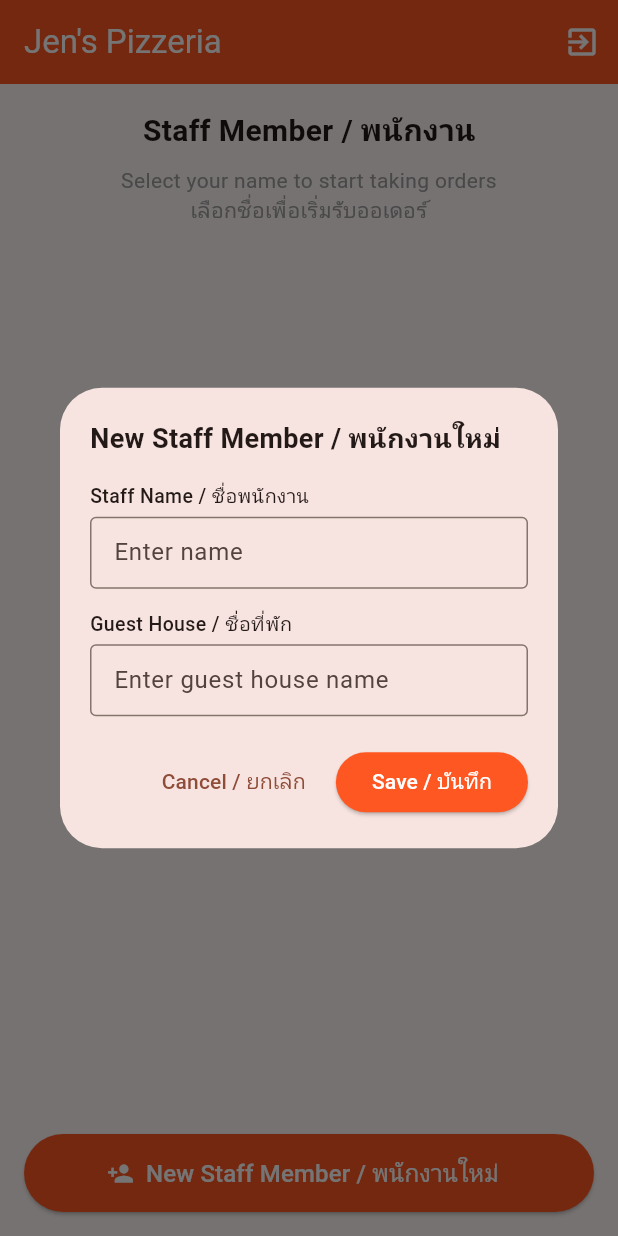
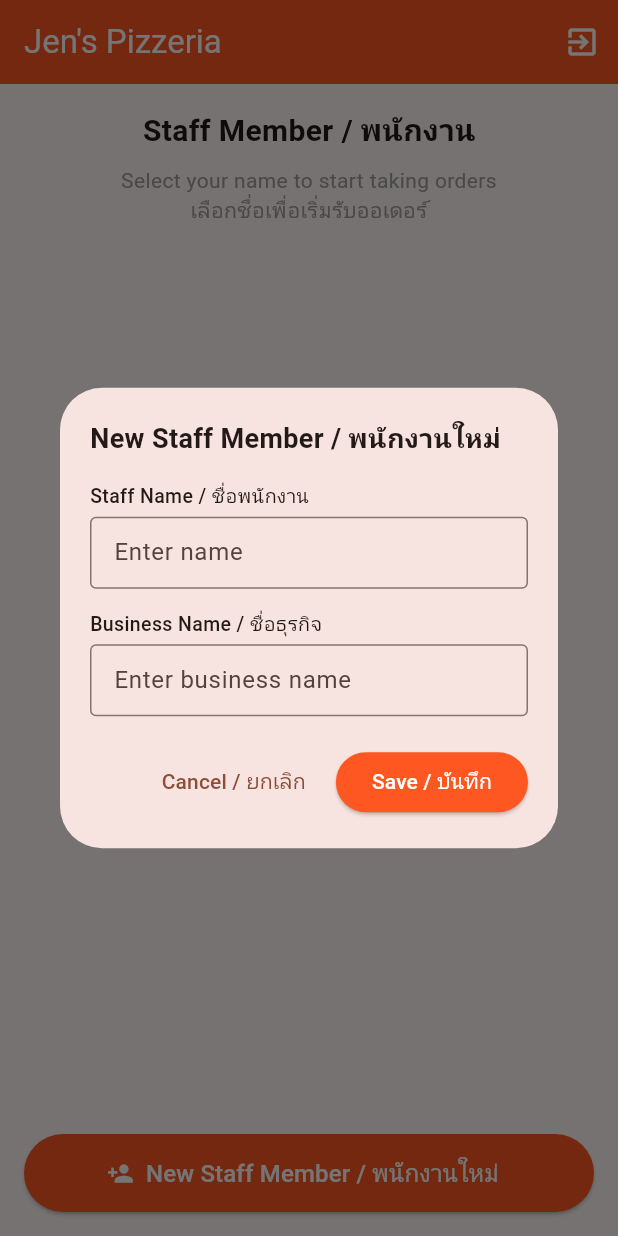
Before and after one commit to anirudhatalmale6-alt/pizza-order-app, a Flutter app: the screen it shows after launch, after a tap on "New Staff Member / พนักงานใหม่", on a phone screen of 412 x 824 dp. Run offline on Flutter 3.47's test engine with Material 3 defaults, Android fonts, the phone set to English and light mode, and no system bars; our stand-ins replace csv, hive, hive_flutter, image_picker, qr_flutter, share_plus and 1 more; accounts and stored records are empty; network calls fail.

Commit message:
v3.2.8: Rename Guest House to Business Name
Co-Authored-By: Claude Opus 4.6 <noreply@anthropic.com>

```diff
--- a/lib/screens/order_summary_screen.dart
+++ b/lib/screens/order_summary_screen.dart
@@ -73,7 +73,7 @@ class _OrderSummaryScreenState extends State<OrderSummaryScreen> {
     }
     sb.writeln('Staff / พนักงาน: ${profile.customerName}');
     if (profile.businessName.isNotEmpty) {
-      sb.writeln('Guest House / ที่พัก: ${profile.businessName}');
+      sb.writeln('Business / ธุรกิจ: ${profile.businessName}');
     }
     final typeText = _orderType == 'pickup'
         ? 'Pickup / รับเอง'
@@ -134,7 +134,7 @@ class _OrderSummaryScreenState extends State<OrderSummaryScreen> {
     }
     sb.writeln('Staff / พนักงาน: ${profile.customerName}');
     if (profile.businessName.isNotEmpty) {
-      sb.writeln('Guest House / ที่พัก: ${profile.businessName}');
+      sb.writeln('Business / ธุรกิจ: ${profile.businessName}');
     }
     sb.writeln();
 
--- a/lib/screens/profile_screen.dart
+++ b/lib/screens/profile_screen.dart
@@ -44,13 +44,13 @@ class ProfileScreen extends StatelessWidget {
                   ),
                 ),
                 const SizedBox(height: 14),
-                const Text('Guest House / ชื่อที่พัก',
+                const Text('Business Name / ชื่อธุรกิจ',
                     style: TextStyle(fontSize: 13, fontWeight: FontWeight.w500)),
                 const SizedBox(height: 4),
                 TextField(
                   controller: businessCtrl,
                   decoration: const InputDecoration(
-                    hintText: 'Enter guest house name',
+                    hintText: 'Enter business name',
                     border: OutlineInputBorder(),
                     isDense: true,
                   ),
@@ -120,13 +120,13 @@ class ProfileScreen extends StatelessWidget {
                   ),
                 ),
                 const SizedBox(height: 14),
-                const Text('Guest House / ชื่อที่พัก',
+                const Text('Business Name / ชื่อธุรกิจ',
                     style: TextStyle(fontSize: 13, fontWeight: FontWeight.w500)),
                 const SizedBox(height: 4),
                 TextField(
                   controller: businessCtrl,
                   decoration: const InputDecoration(
-                    hintText: 'Enter guest house name',
+                    hintText: 'Enter business name',
                     border: OutlineInputBorder(),
                     isDense: true,
                   ),
--- a/pubspec.yaml
+++ b/pubspec.yaml
@@ -1,7 +1,7 @@
 name: pizza_order_app
 description: "Pizza ordering app with PromptPay QR and LINE integration"
 publish_to: 'none'
-version: 3.2.7+1
+version: 3.2.8+1
 
 environment:
   sdk: ^3.7.2
```
